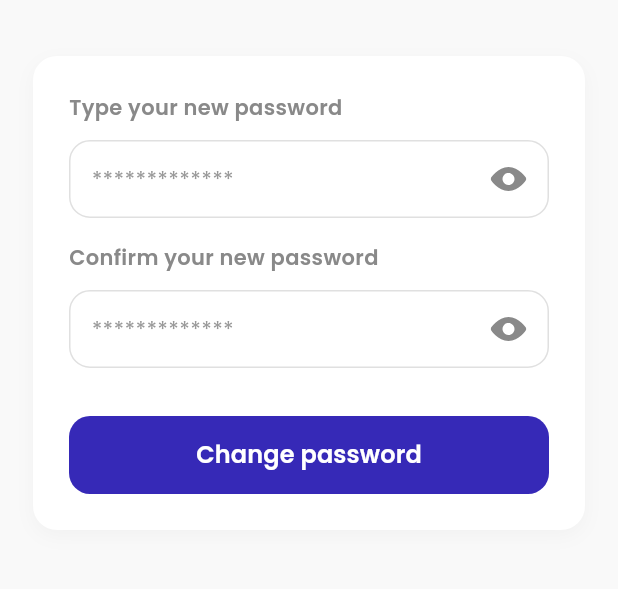
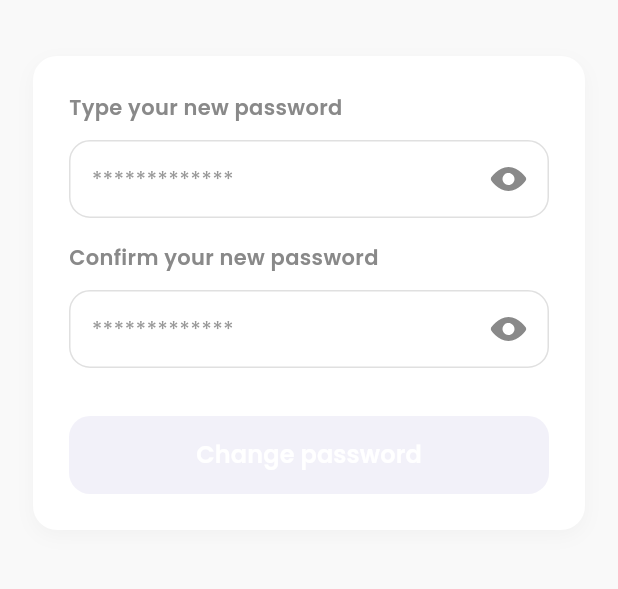
Before and after one commit to nghiaMeo/banking_application, a Flutter app: the screen it shows after launch, after a tap on "Forgot your password ?", after a tap on "Send", after a tap on "Change password", on a phone screen of 412 x 824 dp, the part 64-653 px from its top. Run offline on Flutter 3.47's test engine with Material 3 defaults, Android fonts, the phone set to English and light mode, and no system bars; our stand-ins replace dio, flutter_riverpod, flutter_svg, google_fonts; project files that could hold a hidden picture were left out.

Commit message:
build: done UI auth sign in & sign up forget password

```diff
--- a/lib/core/asset/vectors/app_vectors.dart
+++ b/lib/core/asset/vectors/app_vectors.dart
@@ -1,11 +1,12 @@
-class AppVectors{
+class AppVectors {
   static const basePathCategory = 'assets/svg/category/';
-  static const basePathFlags =  'assets/svg/flags';
+  static const basePathFlags = 'assets/svg/flags';
   static const basePathIllustration = 'assets/svg/Illustration/';
   static const basePathIcons = 'assets/svg/icons/';
   static const basePathNavigationBar = 'assets/svg/navigation_bar/';
 
   static const format = '.svg';
+
   //category
   static const contacts = '${basePathCategory}contacts$format';
   static const creditCard = '${basePathCategory}credit_card$format';
@@ -16,6 +17,7 @@ class AppVectors{
   static const receiptList = '${basePathCategory}receipt_list$format';
   static const syncDevices = '${basePathCategory}sync_devices$format';
   static const wallet = '${basePathCategory}wallet$format';
+
   //flags
   static const ar = '${basePathFlags}Ar$format';
   static const cn = '${basePathFlags}Cn$format';
@@ -51,7 +53,7 @@ class AppVectors{
   static const hide = '${basePathIcons}hide$format';
   static const home = '${basePathIcons}home$format';
   static const homeDill = '${basePathIcons}home_dill$format';
-  static const hided= '${basePathIcons}hide$format';
+  static const hided = '${basePathIcons}hide$format';
   static const inPhone = '${basePathIcons}in_phone$format';
   static const left = '${basePathIcons}left$format';
   static const letter = '${basePathIcons}letter$format';
@@ -89,15 +91,13 @@ class AppVectors{
   static const payment = '${basePathIllustration}payment$format';
   static const saving = '${basePathIllustration}saving$format';
   static const transfers = '${basePathIllustration}transfer$format';
+  static const successPassword =
+      '${basePathIllustration}success_password$format';
 
   //navigation_bar
   static const faceId = '${basePathNavigationBar}face_id$format';
-  static const fingerprint ='${basePathNavigationBar}fingerprint$format';
+  static const fingerprint = '${basePathNavigationBar}fingerprint$format';
   static const group = '${basePathNavigationBar}group$format';
   static const switchOff = '${basePathNavigationBar}switch_off$format';
   static const switchOn = '${basePathNavigationBar}switch_on$format';
-
-
-
-
 }
--- a/lib/core/theme/colors_theme.dart
+++ b/lib/core/theme/colors_theme.dart
@@ -14,6 +14,7 @@ class ColorsTheme{
   static const Color neutralWhiteGrey = Color(0xFFCACACA);
   static const Color neutralMilk = Color(0xFFCACACA);
   static const Color neutralVani = Color(0xFFE0E0E0);
+  static const Color neutralWhileLight = Color(0xFFF9F9F9);
   static const Color neutralWhite = Color(0xFFFFFFFF);
 
   // semantic
--- a/lib/core/theme/typo_theme.dart
+++ b/lib/core/theme/typo_theme.dart
@@ -40,12 +40,14 @@ class TypoTheme {
     BuildContext context,
     Color color, {
     required String text,
+    TextAlign? textAlign,
   }) {
     return Text(
       text,
+      textAlign: textAlign,
       style: GoogleFonts.poppins(
         textStyle: TextStyle(
-          color: color ?? Colors.black,
+          color: color,
           fontSize: 16,
           fontWeight: FontWeight.w600,
         ),
@@ -91,12 +93,14 @@ class TypoTheme {
     BuildContext context,
     Color color, {
     required String text,
+    TextAlign? textAlign,
   }) {
     return Text(
       text,
+      textAlign: textAlign,
       style: GoogleFonts.poppins(
         textStyle: TextStyle(
-          color: color ?? Colors.black,
+          color: color,
           fontSize: 14,
           fontWeight: FontWeight.w500,
         ),
--- a/lib/presentation/auth/change_password_page.dart
+++ b/lib/presentation/auth/change_password_page.dart
@@ -4,8 +4,9 @@ import 'package:bank_app/core/theme/typo_theme.dart';
 import 'package:bank_app/core/utils/app_bar_custom.dart';
 import 'package:bank_app/core/utils/app_navigator.dart';
 import 'package:bank_app/presentation/auth/sign_in_page.dart';
-import 'package:bank_app/presentation/auth/verify_code_page.dart';
+import 'package:bank_app/presentation/auth/success_change_password_page.dart';
 import 'package:bank_app/presentation/auth/widgets/button_widget.dart';
+import 'package:bank_app/presentation/auth/widgets/custom_card_widget.dart';
 import 'package:bank_app/presentation/auth/widgets/input_field_widget.dart';
 import 'package:flutter/material.dart';
 import 'package:flutter_riverpod/flutter_riverpod.dart';
@@ -25,7 +26,7 @@ class _ChangePasswordPageState extends ConsumerState<ChangePasswordPage> {
   @override
   Widget build(BuildContext context) {
     return Scaffold(
-      backgroundColor: const Color(0xFFF9F9F9),
+      backgroundColor: ColorsTheme.neutralWhileLight,
       appBar: AppBarCustom(
         titleAppBar: "Change password",
         backGroundColor: Colors.transparent,
@@ -39,19 +40,8 @@ class _ChangePasswordPageState extends ConsumerState<ChangePasswordPage> {
               horizontal: 22.0,
               vertical: 20.0,
             ),
-            child: Container(
-              padding: const EdgeInsets.all(24.0),
-              decoration: BoxDecoration(
-                color: ColorsTheme.neutralWhite,
-                borderRadius: BorderRadius.circular(16),
-                boxShadow: [
-                  BoxShadow(
-                    color: Colors.black.withOpacity(0.03),
-                    blurRadius: 10,
-                    offset: const Offset(0, 4),
-                  ),
-                ],
-              ),
+            child: customCardWidget(
+              context,
               child: Column(
                 mainAxisSize: MainAxisSize.min,
                 crossAxisAlignment: CrossAxisAlignment.start,
@@ -83,10 +73,13 @@ class _ChangePasswordPageState extends ConsumerState<ChangePasswordPage> {
                   buttonWidget(
                     context,
                     title: 'Change password',
-                    backgroundColorButton: ColorsTheme.firstPrimary,
+                    backgroundColorButton: ColorsTheme.fourthPrimary,
                     textColor: Colors.white,
                     onTap: () {
-                      AppNavigator.pushReplacement(context, SignInPage());
+                      AppNavigator.pushReplacement(
+                        context,
+                        SuccessChangePasswordPage(),
+                      );
                     },
                   ),
                 ],
--- a/lib/presentation/auth/forgot_password_page.dart
+++ b/lib/presentation/auth/forgot_password_page.dart
@@ -1,15 +1,14 @@
-import 'package:bank_app/core/asset/vectors/app_vectors.dart';
 import 'package:bank_app/core/theme/colors_theme.dart';
 import 'package:bank_app/core/theme/typo_theme.dart';
+import 'package:bank_app/core/utils/app_bar_custom.dart';
 import 'package:bank_app/core/utils/app_navigator.dart';
 import 'package:bank_app/presentation/auth/sign_in_page.dart';
 import 'package:bank_app/presentation/auth/verify_code_page.dart';
 import 'package:bank_app/presentation/auth/widgets/button_widget.dart';
-import 'package:bank_app/presentation/auth/widgets/input_field_widget.dart';
+import 'package:bank_app/presentation/auth/widgets/custom_card_widget.dart';
 import 'package:bank_app/presentation/auth/widgets/text_field_custom_widget.dart';
 import 'package:flutter/material.dart';
 import 'package:flutter_riverpod/flutter_riverpod.dart';
-import 'package:flutter_svg/flutter_svg.dart';
 
 class ForgotPasswordPage extends ConsumerStatefulWidget {
   const ForgotPasswordPage({super.key});
@@ -30,39 +29,12 @@ class _ForgotPasswordPageState extends ConsumerState<ForgotPasswordPage> {
   @override
   Widget build(BuildContext context) {
     return Scaffold(
-      backgroundColor: const Color(0xFFF9F9F9),
-      appBar: AppBar(
-        backgroundColor: Colors.transparent,
-        elevation: 0,
-        leadingWidth: 48,
-        leading: InkWell(
-          splashColor: Colors.transparent,
-          hoverColor: Colors.transparent,
-          highlightColor: Colors.transparent,
-          onTap: () {
-            AppNavigator.pop(context, fallBackWidget: SignInPage());
-          },
-          child: SafeArea(
-            child: Center(
-              child: SvgPicture.asset(
-                AppVectors.left,
-                height: 16,
-                width: 16,
-                colorFilter: const ColorFilter.mode(
-                  ColorsTheme.neutralGreyDeep,
-                  BlendMode.srcIn,
-                ),
-              ),
-            ),
-          ),
-        ),
-        title: TypoTheme.titleSemiBold_20(
-          context,
-          ColorsTheme.neutralGreyDeep,
-          text: "Forgot password",
-        ),
-        centerTitle: false,
-        titleSpacing: 0,
+      backgroundColor: ColorsTheme.neutralWhileLight,
+      appBar: AppBarCustom(
+        titleAppBar: 'Forgot password',
+        backGroundColor: Colors.transparent,
+        colorElement: ColorsTheme.neutralGreyDeep,
+        fallBackWidget: const SignInPage(),
       ),
       body: SafeArea(
         child: SingleChildScrollView(
@@ -71,19 +43,8 @@ class _ForgotPasswordPageState extends ConsumerState<ForgotPasswordPage> {
               horizontal: 22.0,
               vertical: 20.0,
             ),
-            child: Container(
-              padding: const EdgeInsets.all(24.0),
-              decoration: BoxDecoration(
-                color: ColorsTheme.neutralWhite,
-                borderRadius: BorderRadius.circular(16),
-                boxShadow: [
-                  BoxShadow(
-                    color: Colors.black.withOpacity(0.03),
-                    blurRadius: 10,
-                    offset: const Offset(0, 4),
-                  ),
-                ],
-              ),
+            child: customCardWidget(
+              context,
               child: Column(
                 mainAxisSize: MainAxisSize.min,
                 crossAxisAlignment: CrossAxisAlignment.start,
--- a/lib/presentation/auth/sign_in_page.dart
+++ b/lib/presentation/auth/sign_in_page.dart
@@ -1,10 +1,9 @@
 import 'package:bank_app/core/theme/colors_theme.dart';
 import 'package:bank_app/core/theme/typo_theme.dart';
 import 'package:bank_app/core/utils/app_navigator.dart';
-import 'package:bank_app/presentation/auth/change_password_page.dart';
 import 'package:bank_app/presentation/auth/forgot_password_page.dart';
 import 'package:bank_app/presentation/auth/sign_up_page.dart';
-import 'package:bank_app/presentation/auth/verify_code_page.dart';
+import 'package:bank_app/presentation/auth/widgets/button_widget.dart';
 import 'package:bank_app/presentation/auth/widgets/input_field_widget.dart';
 import 'package:bank_app/core/utils/app_bar_custom.dart';
 import 'package:flutter/material.dart';
@@ -106,26 +105,13 @@ class _SignInPageState extends ConsumerState<SignInPage> {
                           ),
                         ),
                         const SizedBox(height: 18),
-                        SizedBox(
-                          width: double.infinity,
-                          height: 52,
-                          child: ElevatedButton(
-                            onPressed: () {},
-                            style: ElevatedButton.styleFrom(
-                              backgroundColor: ColorsTheme.fourthPrimary,
-                              foregroundColor: ColorsTheme.thirdPrimary,
-                              elevation: 0,
-                              shape: RoundedRectangleBorder(
-                                borderRadius: BorderRadius.circular(14),
-                              ),
-                            ),
-                            child: TypoTheme.titleSemiBold_16(
-                              context,
-                              ColorsTheme.thirdPrimary,
-                              text: 'Sign in',
-                            ),
-                          ),
-                        ),
+                        buttonWidget(context,
+                            title: 'Sign in',
+                            backgroundColorButton: ColorsTheme.fourthPrimary,
+                            textColor: ColorsTheme.neutralWhite,
+                            onTap: (){
+
+                            }),
                         const SizedBox(height: 26),
                         Center(
                           child: Icon(
--- a/lib/presentation/auth/verify_code_page.dart
+++ b/lib/presentation/auth/verify_code_page.dart
@@ -1,13 +1,13 @@
-import 'package:bank_app/core/asset/vectors/app_vectors.dart';
 import 'package:bank_app/core/theme/colors_theme.dart';
 import 'package:bank_app/core/theme/typo_theme.dart';
 import 'package:bank_app/core/utils/app_bar_custom.dart';
 import 'package:bank_app/core/utils/app_navigator.dart';
-import 'package:bank_app/presentation/auth/sign_in_page.dart';
+import 'package:bank_app/presentation/auth/forgot_password_page.dart';
+import 'package:bank_app/presentation/auth/widgets/button_widget.dart';
+import 'package:bank_app/presentation/auth/widgets/custom_card_widget.dart';
 import 'package:bank_app/presentation/auth/widgets/input_field_widget.dart';
 import 'package:flutter/material.dart';
 import 'package:flutter_riverpod/flutter_riverpod.dart';
-import 'package:flutter_svg/flutter_svg.dart';
 import 'package:google_fonts/google_fonts.dart';
 
 import 'change_password_page.dart';
@@ -25,7 +25,7 @@ class _GetCodePageState extends ConsumerState<VerifyCodePage> {
   @override
   Widget build(BuildContext context) {
     return Scaffold(
-      backgroundColor: const Color(0xFFF9F9F9),
+      backgroundColor: ColorsTheme.neutralWhileLight,
       appBar: AppBarCustom(
         titleAppBar: "Verify code",
         backGroundColor: Colors.transparent,
@@ -40,19 +40,8 @@ class _GetCodePageState extends ConsumerState<VerifyCodePage> {
             ),
             child: Column(
               children: [
-                Container(
-                  padding: const EdgeInsets.all(24.0),
-                  decoration: BoxDecoration(
-                    color: ColorsTheme.neutralWhite,
-                    borderRadius: BorderRadius.circular(16),
-                    boxShadow: [
-                      BoxShadow(
-                        color: Colors.black.withOpacity(0.03),
-                        blurRadius: 10,
-                        offset: const Offset(0, 4),
-                      ),
-                    ],
-                  ),
+                customCardWidget(
+                  context,
                   child: Column(
                     mainAxisSize: MainAxisSize.min,
                     crossAxisAlignment: CrossAxisAlignment.start,
@@ -123,36 +112,29 @@ class _GetCodePageState extends ConsumerState<VerifyCodePage> {
                             "This code will expired 10 minutes after this message. If you don't get a message.",
                       ),
                       const SizedBox(height: 32),
-                      SizedBox(
-                        width: double.infinity,
-                        height: 52,
-                        child: ElevatedButton(
-                          onPressed: () {
-                            AppNavigator.pushReplacement(
-                              context,
-                              ChangePasswordPage(),
-                            );
-                          },
-                          style: ElevatedButton.styleFrom(
-                            backgroundColor: ColorsTheme.fourthPrimary,
-                            elevation: 0,
-                            shape: RoundedRectangleBorder(
-                              borderRadius: BorderRadius.circular(14),
-                            ),
-                          ),
-                          child: TypoTheme.titleSemiBold_16(
+                      buttonWidget(
+                        context,
+                        title: 'Change password',
+                        backgroundColorButton: ColorsTheme.fourthPrimary,
+                        textColor: ColorsTheme.neutralWhite,
+                        onTap: () {
+                          AppNavigator.pushReplacement(
                             context,
-                            Colors.white,
-                            text: 'Change password',
-                          ),
-                        ),
+                            ChangePasswordPage(),
+                          );
+                        },
                       ),
                     ],
                   ),
                 ),
                 const SizedBox(height: 32),
                 InkWell(
-                  onTap: () {},
+                  hoverColor: Colors.transparent,
+                  splashColor: Colors.transparent,
+                  highlightColor: Colors.transparent,
+                  onTap: () {
+                    AppNavigator.pushReplacement(context, ForgotPasswordPage());
+                  },
                   child: TypoTheme.captionSemibold_14(
                     context,
                     ColorsTheme.firstPrimary,
--- /dev/null
+++ b/lib/presentation/auth/widgets/custom_card_widget.dart
@@ -0,0 +1,21 @@
+import 'package:flutter/material.dart';
+
+import '../../../core/theme/colors_theme.dart';
+
+Widget customCardWidget(BuildContext context, {required Widget child}) {
+  return Container(
+    padding: const EdgeInsets.all(24.0),
+    decoration: BoxDecoration(
+      color: ColorsTheme.neutralWhite,
+      borderRadius: BorderRadius.circular(16),
+      boxShadow: [
+        BoxShadow(
+          color: Colors.black.withOpacity(0.03),
+          blurRadius: 10,
+          offset: const Offset(0, 4),
+        ),
+      ],
+    ),
+    child: child,
+  );
+}
--- a/lib/presentation/auth/widgets/text_field_custom_widget.dart
+++ b/lib/presentation/auth/widgets/text_field_custom_widget.dart
@@ -1,6 +1,5 @@
 import 'package:flutter/cupertino.dart';
 
-import '../../../core/theme/colors_theme.dart';
 import '../../../core/theme/typo_theme.dart';
 import 'input_field_widget.dart';
 
```
Also changed, not shown: lib/presentation/auth/sign_up_page.dart (+8 -24 lines), lib/presentation/auth/success_change_password_page.dart (added, +72 -0 lines), assets/svg/Illustration/success_password.svg (added).
